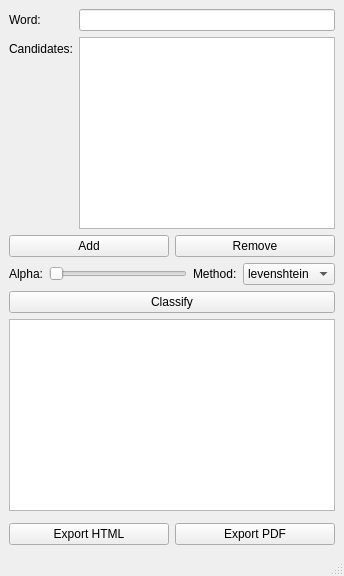
Qt form frontend/ui/main_window.ui (sarasafaee/morph-tool) before a commit.
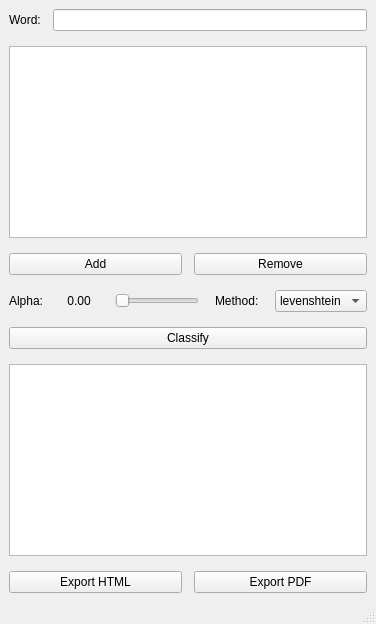
The same form after that commit.

```diff
--- a/frontend/ui/main_window.ui
+++ b/frontend/ui/main_window.ui
@@ -7,28 +7,34 @@
   </property>
   <widget class="QWidget" name="centralwidget">
    <layout class="QVBoxLayout" name="verticalLayout">
+    <!-- removed contentsMargins property entirely -->
+    <property name="spacing">
+     <number>15</number>
+    </property>
+
+    <!-- Word input -->
     <item>
-     <layout class="QFormLayout" name="formLayout">
-      <item row="0" column="0">
+     <layout class="QHBoxLayout" name="wordLayout">
+      <property name="spacing"><number>12</number></property>
+      <item>
         <widget class="QLabel" name="labelWord">
           <property name="text"><string>Word:</string></property>
         </widget>
       </item>
-      <item row="0" column="1">
+      <item>
         <widget class="QLineEdit" name="lineEditWord"/>
       </item>
-
-      <item row="1" column="0">
-        <widget class="QLabel" name="labelCandidates">
-          <property name="text"><string>Candidates:</string></property>
-        </widget>
-      </item>
-      <item row="1" column="1">
+     </layout>
+    </item>
+
+    <!-- Candidates list -->
+    <item>
         <widget class="QListWidget" name="listWidgetCandidates"/>
       </item>
-
-      <item row="2" column="0" colspan="2">
-        <layout class="QHBoxLayout" name="horizontalLayoutAddRemove">
+    <!-- Add/Remove buttons -->
+    <item>
+     <layout class="QHBoxLayout" name="candButtons">
+      <property name="spacing"><number>12</number></property>
           <item>
             <widget class="QPushButton" name="buttonAddCandidate">
               <property name="text"><string>Add</string></property>
@@ -41,16 +47,25 @@
           </item>
         </layout>
       </item>
-     </layout>
-    </item>
 
+    <!-- Parameters (Alpha + Method) -->
     <item>
-     <layout class="QHBoxLayout" name="horizontalLayoutParams">
+     <layout class="QHBoxLayout" name="paramLayout">
+      <property name="spacing"><number>16</number></property>
       <item>
         <widget class="QLabel" name="labelAlpha">
           <property name="text"><string>Alpha:</string></property>
         </widget>
       </item>
+      <item>
+       <widget class="QLabel" name="labelAlphaValue">
+        <property name="text"><string>0.00</string></property>
+        <property name="minimumSize">
+         <size><width>40</width><height>0</height></size>
+        </property>
+        <property name="alignment"><set>Qt::AlignCenter</set></property>
+       </widget>
+      </item>
       <item>
         <widget class="QSlider" name="sliderAlpha">
           <property name="orientation">
@@ -65,12 +80,8 @@
       </item>
       <item>
         <widget class="QComboBox" name="comboBoxMethod">
-          <item>
-            <property name="text"><string>levenshtein</string></property>
-          </item>
-          <item>
-            <property name="text"><string>phonetic</string></property>
-          </item>
+        <item><property name="text"><string>levenshtein</string></property></item>
+        <item><property name="text"><string>phonetic</string></property></item>
         </widget>
       </item>
      </layout>
@@ -87,11 +98,8 @@
     </item>
 
     <item>
-      <widget class="QWidget" name="widgetChart"/>
-    </item>
-
-    <item>
-     <layout class="QHBoxLayout" name="horizontalLayoutReport">
+     <layout class="QHBoxLayout" name="exportLayout">
+      <property name="spacing"><number>12</number></property>
       <item>
         <widget class="QPushButton" name="buttonExportHTML">
           <property name="text"><string>Export HTML</string></property>
@@ -104,6 +112,7 @@
       </item>
      </layout>
     </item>
+
    </layout>
   </widget>
   <widget class="QMenuBar" name="menubar"/>
```
Left out of the diff: 7 changed lines with no effect on the pictures. Lines whose indentation alone changed are shown as unchanged.
